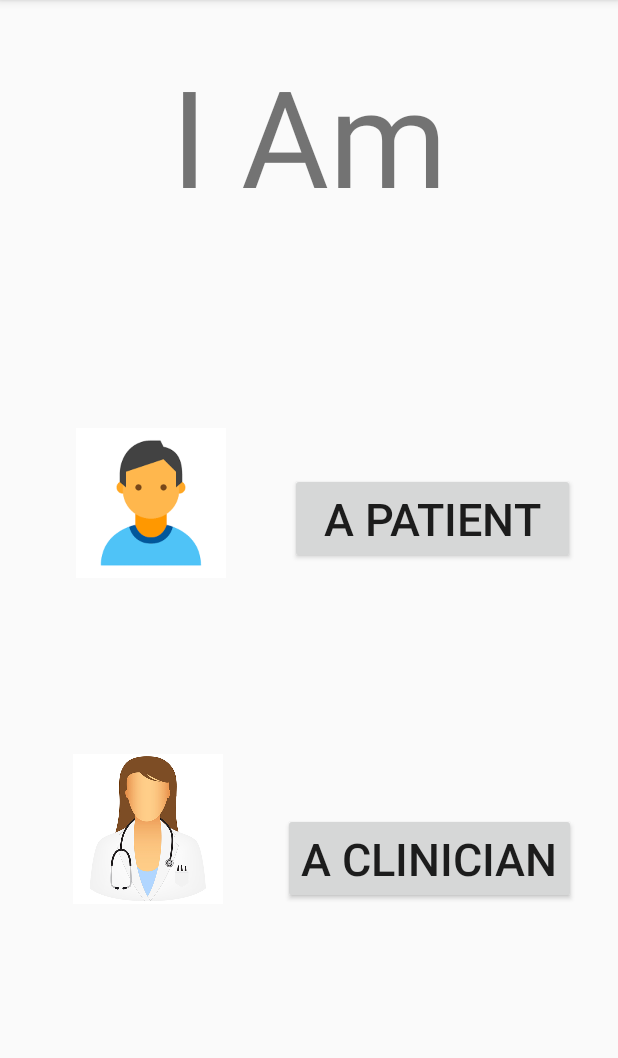
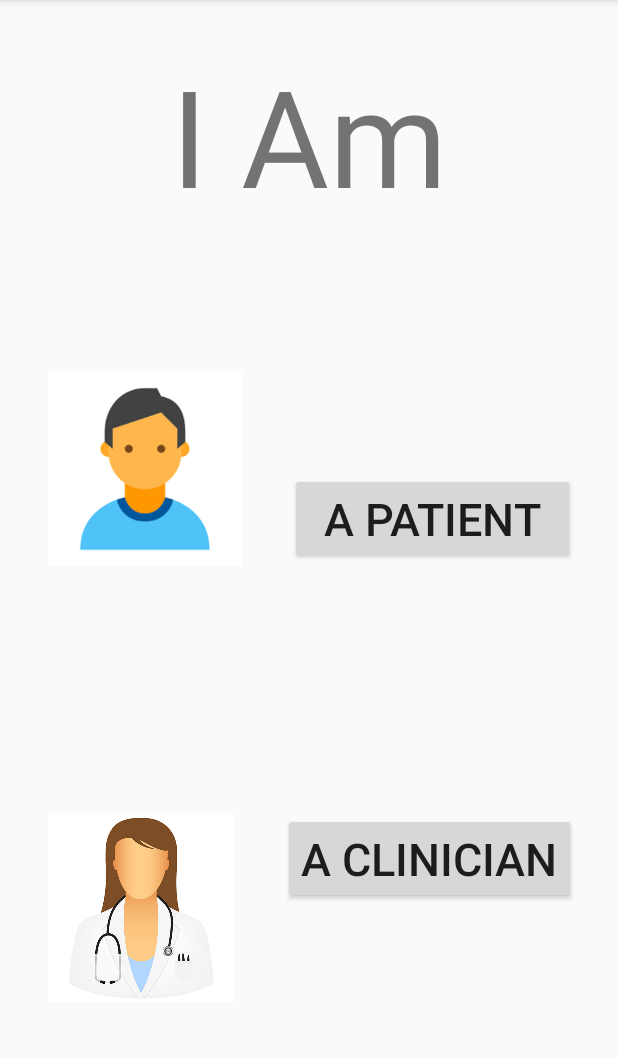
Before and after one commit to RebeccaLassiter/MATCHA, an Android app: the screen it shows after launch (MainActivity), on a phone screen of 412 x 824 dp, the part 84-1142 px from its top. Run offline under Robolectric (Android 15) with nearby library versions, the phone set to English and light mode, and no system bars.

```diff
--- a/app/src/main/AndroidManifest.xml
+++ b/app/src/main/AndroidManifest.xml
@@ -16,8 +16,7 @@
                 <category android:name="android.intent.category.LAUNCHER" />
             </intent-filter>
         </activity>
-        <activity android:name=".DisplayMessageActivity"
-            android:parentActivityName=".MainActivity"></activity>
+        <activity android:name=".PatientHomePageActivity"></activity>
     </application>
 
 </manifest>
--- a/app/src/main/res/layout/activity_main.xml
+++ b/app/src/main/res/layout/activity_main.xml
@@ -25,6 +25,7 @@
         android:layout_marginLeft="172dp"
         android:layout_marginEnd="8dp"
         android:layout_marginRight="8dp"
+        android:onClick="amPatient"
         android:text="@string/patient_button"
         android:textSize="30sp"
         app:layout_constraintBottom_toTopOf="@+id/button2"
@@ -42,6 +43,7 @@
         android:layout_marginLeft="168dp"
         android:layout_marginEnd="8dp"
         android:layout_marginRight="8dp"
+        android:onClick="amClinician"
         android:text="@string/clinician_button"
         android:textSize="30sp"
         app:layout_constraintBottom_toBottomOf="parent"
@@ -53,31 +55,41 @@
 
     <ImageView
         android:id="@+id/imageView"
-        android:layout_width="100dp"
-        android:layout_height="100dp"
-        android:layout_marginStart="8dp"
-        android:layout_marginLeft="8dp"
-        app:layout_constraintBottom_toBottomOf="@+id/button2"
+        android:layout_width="0dp"
+        android:layout_height="0dp"
+        android:layout_marginStart="32dp"
+        android:layout_marginLeft="32dp"
+        android:layout_marginTop="16dp"
+        android:layout_marginEnd="32dp"
+        android:layout_marginRight="32dp"
+        android:layout_marginBottom="32dp"
+        android:adjustViewBounds="true"
+        android:cropToPadding="false"
+        app:layout_constraintBottom_toBottomOf="parent"
         app:layout_constraintEnd_toEndOf="parent"
         app:layout_constraintEnd_toStartOf="@+id/button2"
         app:layout_constraintHorizontal_bias="0.5"
         app:layout_constraintStart_toStartOf="parent"
-        app:layout_constraintTop_toTopOf="@+id/button2"
-        app:layout_constraintVertical_bias="1.0"
+        app:layout_constraintTop_toBottomOf="@+id/imageView2"
         app:srcCompat="@drawable/doctor" />
 
     <ImageView
         android:id="@+id/imageView2"
-        android:layout_width="100dp"
-        android:layout_height="100dp"
-        android:layout_marginStart="8dp"
-        android:layout_marginLeft="8dp"
-        app:layout_constraintBottom_toBottomOf="@+id/button"
+        android:layout_width="0dp"
+        android:layout_height="0dp"
+        android:layout_marginStart="32dp"
+        android:layout_marginLeft="32dp"
+        android:layout_marginTop="32dp"
+        android:layout_marginEnd="32dp"
+        android:layout_marginRight="32dp"
+        android:layout_marginBottom="16dp"
+        android:adjustViewBounds="true"
+        app:layout_constraintBottom_toTopOf="@+id/imageView"
         app:layout_constraintEnd_toStartOf="@+id/button"
         app:layout_constraintHorizontal_bias="0.5"
         app:layout_constraintStart_toStartOf="parent"
-        app:layout_constraintTop_toTopOf="@+id/button"
-        app:layout_constraintVertical_bias="0.765"
+        app:layout_constraintTop_toBottomOf="@+id/textView2"
+        app:layout_constraintVertical_chainStyle="spread"
         app:srcCompat="@drawable/person" />
 
 </android.support.constraint.ConstraintLayout>
--- a/app/src/main/res/values/strings.xml
+++ b/app/src/main/res/values/strings.xml
@@ -5,4 +5,8 @@
     <string name="pg1Title">I Am</string>
     <string name="patient_button">A Patient</string>
     <string name="clinician_button">A Clinician</string>
+    <string name="sensor_toggle">Sensor</string>
+    <string name="recording_toggle">Audio Recording</string>
+    <string name="total_talk_time">Total Talk Time</string>
+    <string name="sensor_description">Image of Sensor</string>
 </resources>
```
Also changed, not shown: app/src/main/java/com/example/rebecca/matchav11/MainActivity.java (+11 -0 lines), app/src/main/java/com/example/rebecca/matchav11/PatientHomePageActivity.java (added, +13 -0 lines), app/src/main/res/layout-land/activity_patient_home_page.xml (added, +89 -0 lines), app/src/main/res/layout/activity_patient_home_page.xml (added, +91 -0 lines), app/src/main/res/drawable/bandaid.jpg (added), app/src/main/res/drawable/mic_black_48x48.png (added).
